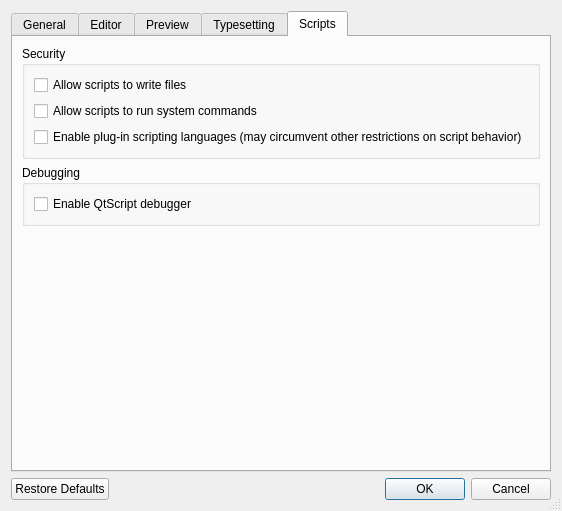
This is src/PrefsDialog.ui in Sharpie/TeXworks as Qt 5 draws it before an edit. The edited form follows.
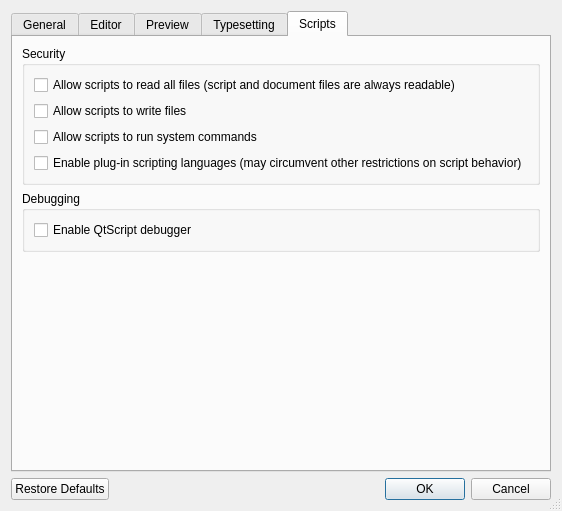
This is the edited form. The open tabs and pages were chosen to show the change. Icons and pictures are not drawn.

Commit message:
Implement readFile for scripts
 * reading files from the directory containing the current script's file (and its subdirectories) is always allowed
 * reading files from the directory containing the current target file (and its subdirectories) is always allowed
 * reading files from the directory containing the current root file (and its subdirectories; if any) is always allowed
 * all other read access can be disabled via preferences

```diff
--- a/src/PrefsDialog.ui
+++ b/src/PrefsDialog.ui
@@ -881,6 +881,13 @@
           <string>Security</string>
          </property>
          <layout class="QVBoxLayout" name="verticalLayout">
+          <item>
+           <widget class="QCheckBox" name="allowScriptFileReading">
+            <property name="text">
+             <string>Allow scripts to read all files (script and document files are always readable)</string>
+            </property>
+           </widget>
+          </item>
           <item>
            <widget class="QCheckBox" name="allowScriptFileWriting">
             <property name="text">
```
The commit also changes 7 other files.
